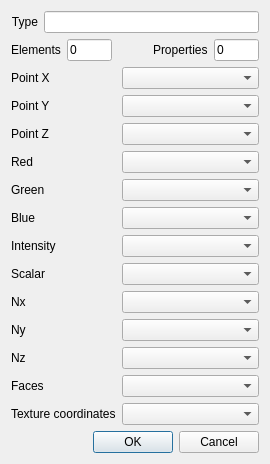
The window that qCC/ui_templates/openPlyFileDlg.ui (CloudCompare/CloudCompare) describes before a commit, drawn with Qt 5.
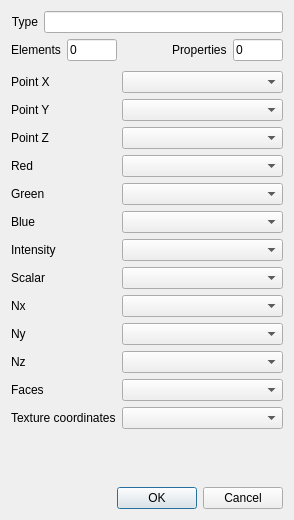
The same window after the commit.

```diff
--- a/qCC/ui_templates/openPlyFileDlg.ui
+++ b/qCC/ui_templates/openPlyFileDlg.ui
@@ -9,8 +9,8 @@
    <rect>
     <x>0</x>
     <y>0</y>
-    <width>270</width>
-    <height>440</height>
+    <width>294</width>
+    <height>520</height>
    </rect>
   </property>
   <property name="windowTitle">
@@ -109,6 +109,15 @@
    </item>
    <item>
     <layout class="QFormLayout" name="formLayout">
+     <property name="topMargin">
+      <number>4</number>
+     </property>
+     <property name="rightMargin">
+      <number>0</number>
+     </property>
+     <property name="bottomMargin">
+      <number>4</number>
+     </property>
      <item row="0" column="0">
       <widget class="QLabel" name="label_4">
        <property name="text">
```
Left out of the diff: 2 changed lines with no effect on the pictures.
